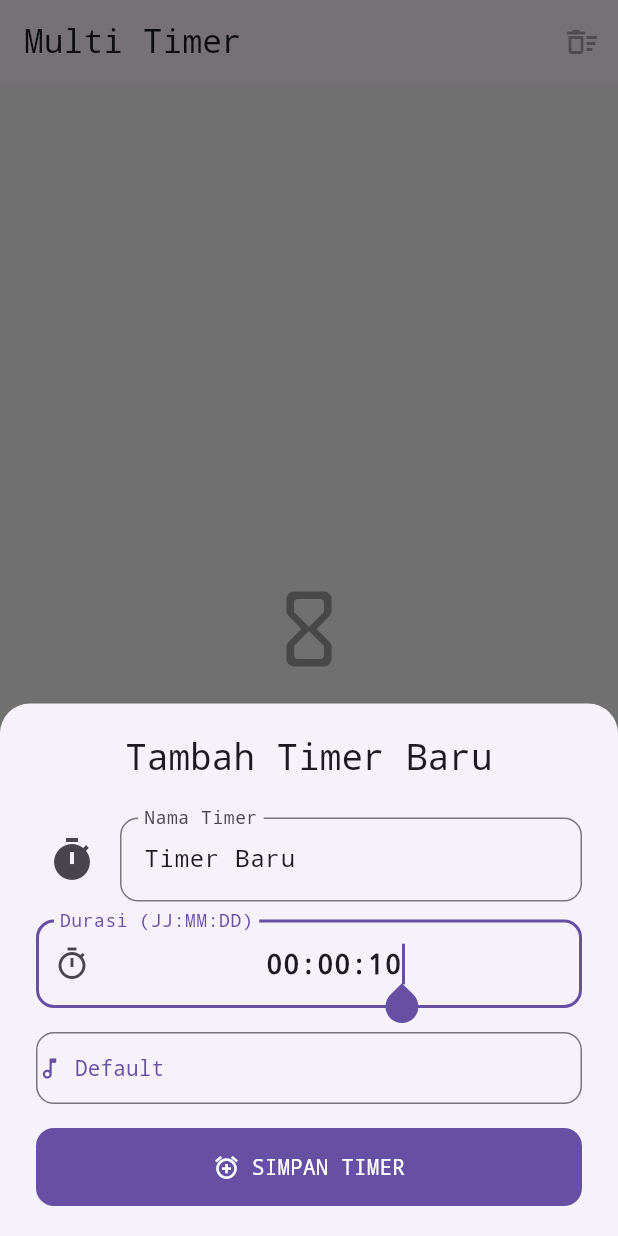
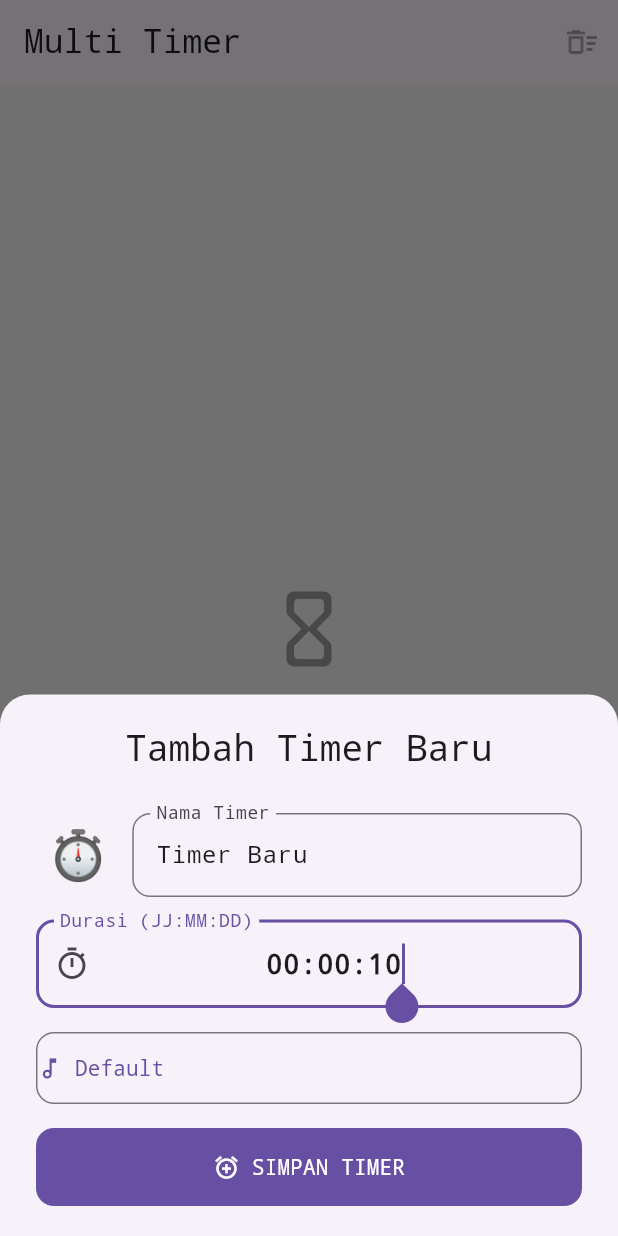
Before and after one commit to Greenson22/my_clock, a Flutter app: the screen it shows after launch, after a tap on "Timer Baru", on a phone screen of 412 x 824 dp. Run offline on Flutter 3.47's test engine with Material 3 defaults, Android fonts, the light colour scheme and no system bars; our stand-ins replace file_picker, flutter_local_notifications, just_audio, permission_handler, shared_preferences; missing offline and left inert: flutter_background_service, flutter_background_service_android, flutter_ringtone_player.

Commit message:
feat: Ganti ikon dengan simbol emoji berwarna
Mengimplementasikan fungsionalitas bagi pengguna untuk memilih emoji sebagai ikon kustom untuk setiap timer, menggantikan sistem ikon monokrom sebelumnya.

-   **Model**: Mengubah `iconCodePoint` (int) menjadi `iconChar` (String) untuk menyimpan karakter emoji.
-   **Service**: Memperbarui listener untuk menerima dan menyimpan `iconChar`.
-   **UI**:
    -   Membuat `EmojiPickerDialog` baru untuk menampilkan grid emoji yang bisa dipilih.
    -   Memperbarui `AddTimerSheet` untuk menggunakan pemilih emoji.
    -   Mengganti `Icon` dengan `Text` di `TimerCard` untuk menampilkan emoji berwarna.

```diff
--- a/lib/features/countdown/presentation/widgets/add_timer_sheet.dart
+++ b/lib/features/countdown/presentation/widgets/add_timer_sheet.dart
@@ -5,15 +5,14 @@ import 'package:file_picker/file_picker.dart';
 
 import '../../service/countdown_utils.dart';
 import '../formatters/time_input_formatter.dart';
-import 'icon_picker_dialog.dart'; // <-- IMPOR BARU
+import 'emoji_picker_dialog.dart'; // <-- IMPOR BARU
 
 class AddTimerSheet extends StatefulWidget {
-  // Callback sekarang mengirim kode ikon juga
   final Function(
     String name,
     String timeString,
     String? alarmSoundPath,
-    int? iconCodePoint,
+    String? iconChar,
   )
   onAddTimer;
 
@@ -27,7 +26,7 @@ class _AddTimerSheetState extends State<AddTimerSheet> {
   late final TextEditingController _nameController;
   late final TextEditingController _timeController;
   File? _selectedAlarmFile;
-  IconData _selectedIcon = Icons.timer; // <-- State untuk menyimpan ikon
+  String _selectedEmoji = '⏱️'; // <-- [PERUBAHAN] State untuk menyimpan emoji
 
   @override
   void initState() {
@@ -54,13 +53,13 @@ class _AddTimerSheetState extends State<AddTimerSheet> {
     }
   }
 
-  void _showIconPicker() {
+  void _showEmojiPicker() {
     showDialog(
       context: context,
-      builder: (_) => IconPickerDialog(
-        onIconSelected: (icon) {
+      builder: (_) => EmojiPickerDialog(
+        onEmojiSelected: (emoji) {
           setState(() {
-            _selectedIcon = icon;
+            _selectedEmoji = emoji;
           });
         },
       ),
@@ -71,12 +70,11 @@ class _AddTimerSheetState extends State<AddTimerSheet> {
     final String name = _nameController.text.isNotEmpty
         ? _nameController.text
         : defaultTimerName;
-    // Kirim codePoint dari ikon yang dipilih
     widget.onAddTimer(
       name,
       _timeController.text,
       _selectedAlarmFile?.path,
-      _selectedIcon.codePoint,
+      _selectedEmoji,
     );
   }
 
@@ -99,14 +97,20 @@ class _AddTimerSheetState extends State<AddTimerSheet> {
           ),
           const SizedBox(height: 24),
           Row(
-            // [PERUBAHAN] Bungkus TextField nama dengan Row
             children: [
-              // Tombol untuk memilih ikon
-              IconButton(
-                icon: Icon(_selectedIcon),
-                iconSize: 32,
-                onPressed: _showIconPicker,
-                tooltip: 'Pilih Ikon',
+              InkWell(
+                onTap: _showEmojiPicker,
+                borderRadius: BorderRadius.circular(24),
+                child: Tooltip(
+                  message: 'Pilih Simbol',
+                  child: Padding(
+                    padding: const EdgeInsets.all(8.0),
+                    child: Text(
+                      _selectedEmoji,
+                      style: const TextStyle(fontSize: 32),
+                    ),
+                  ),
+                ),
               ),
               const SizedBox(width: 8),
               Expanded(
--- a/lib/features/countdown/service/background_handler.dart
+++ b/lib/features/countdown/service/background_handler.dart
@@ -178,7 +178,7 @@ void onStart(ServiceInstance service) async {
       remainingSeconds: data['duration'] as int? ?? defaultTotalSeconds,
       isPaused: true,
       alarmSound: data['alarmSound'] as String?,
-      iconCodePoint: data['iconCodePoint'] as int?,
+      iconChar: data['iconChar'] as String?,
     );
     activeTimers.add(newTimer);
     await saveTimersToDisk(activeTimers);
--- a/lib/features/countdown/service/countdown_model.dart
+++ b/lib/features/countdown/service/countdown_model.dart
@@ -6,7 +6,7 @@ class CountdownTimer {
   bool isPaused;
   bool isDone;
   final String? alarmSound;
-  final int? iconCodePoint; // <-- [BARU] Kode untuk ikon
+  final String? iconChar; // <-- [PERUBAHAN] Dari int? iconCodePoint
 
   CountdownTimer({
     required this.id,
@@ -16,7 +16,7 @@ class CountdownTimer {
     this.isPaused = false,
     this.isDone = false,
     this.alarmSound,
-    this.iconCodePoint, // <-- [BARU] Tambahkan di konstruktor
+    this.iconChar, // <-- [PERUBAHAN]
   });
 
   Map<String, dynamic> toJson() => {
@@ -27,7 +27,7 @@ class CountdownTimer {
     'isPaused': isPaused,
     'isDone': isDone,
     'alarmSound': alarmSound,
-    'iconCodePoint': iconCodePoint, // <-- [BARU] Simpan ke JSON
+    'iconChar': iconChar, // <-- [PERUBAHAN]
   };
 
   factory CountdownTimer.fromJson(Map<String, dynamic> json) => CountdownTimer(
@@ -38,6 +38,6 @@ class CountdownTimer {
     isPaused: json['isPaused'] as bool? ?? false,
     isDone: json['isDone'] as bool? ?? false,
     alarmSound: json['alarmSound'] as String?,
-    iconCodePoint: json['iconCodePoint'] as int?, // <-- [BARU] Muat dari JSON
+    iconChar: json['iconChar'] as String?, // <-- [PERUBAHAN]
   );
 }
```
Also changed, not shown: lib/features/countdown/presentation/countdown_page.dart (+6 -7 lines), lib/features/countdown/presentation/widgets/emoji_picker_dialog.dart (added, +73 -0 lines), lib/features/countdown/presentation/widgets/timer_card.dart (+7 -11 lines).
